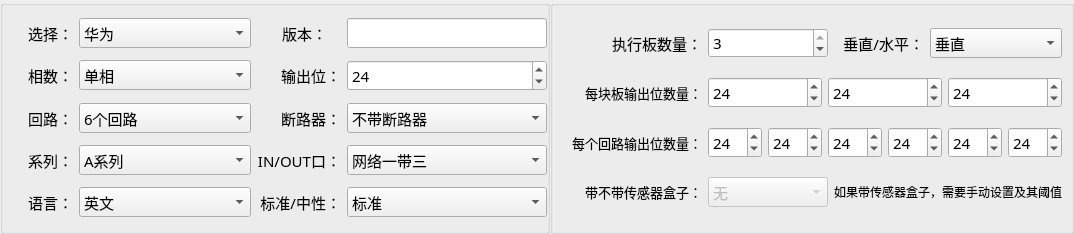
Old version of the form MasterCtrlSet/home/home_mpduparamwid.ui in the repository ChinaClever/PDU-Settings.
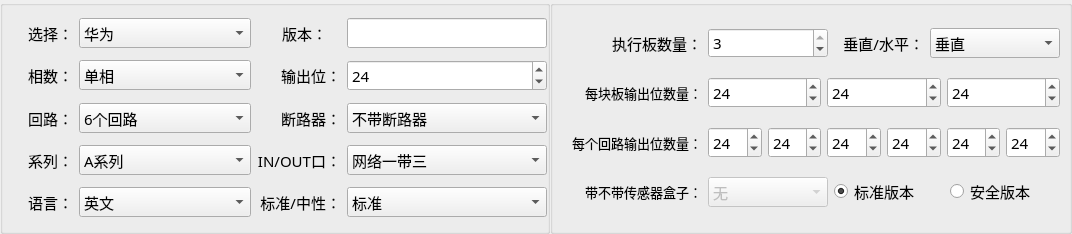
New version of the form.

Commit message: 增加MPDU安全选项

What changed in the file:
```diff
--- a/MasterCtrlSet/home/home_mpduparamwid.ui
+++ b/MasterCtrlSet/home/home_mpduparamwid.ui
@@ -6,7 +6,7 @@
    <rect>
     <x>0</x>
     <y>0</y>
-    <width>1065</width>
+    <width>1072</width>
     <height>234</height>
    </rect>
   </property>
@@ -545,9 +545,6 @@
       <string/>
      </property>
      <layout class="QGridLayout" name="gridLayout_2">
-      <property name="verticalSpacing">
-       <number>6</number>
-      </property>
       <item row="0" column="0">
        <layout class="QHBoxLayout" name="horizontalLayout_4">
         <item>
@@ -906,20 +903,22 @@
          </widget>
         </item>
         <item>
-         <widget class="QLabel" name="label_14">
-          <property name="maximumSize">
-           <size>
-            <width>16777215</width>
-            <height>30</height>
-           </size>
+         <widget class="QRadioButton" name="radioButton">
+          <property name="layoutDirection">
+           <enum>Qt::LeftToRight</enum>
           </property>
-          <property name="font">
-           <font>
-            <pointsize>9</pointsize>
-           </font>
+          <property name="text">
+           <string>标准版本</string>
           </property>
+          <property name="checked">
+           <bool>true</bool>
+          </property>
+         </widget>
+        </item>
+        <item>
+         <widget class="QRadioButton" name="safeRadio">
           <property name="text">
-           <string>如果带传感器盒子，需要手动设置及其阈值</string>
+           <string>安全版本</string>
           </property>
          </widget>
         </item>
```
The commit also changes 3 other files.
